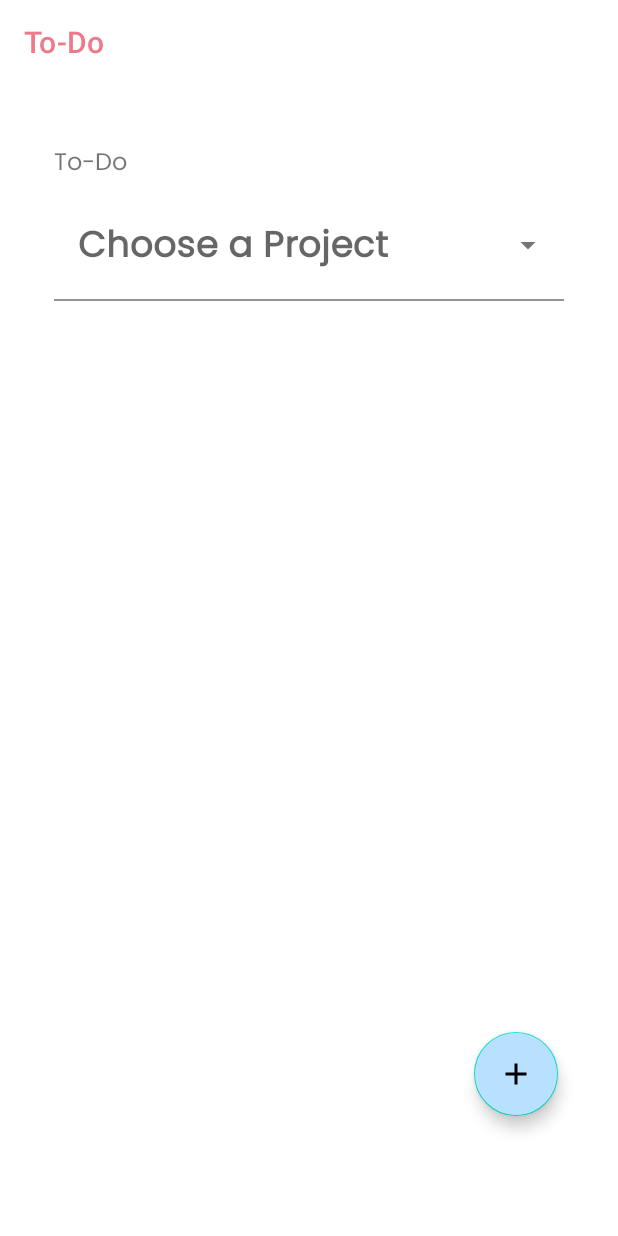
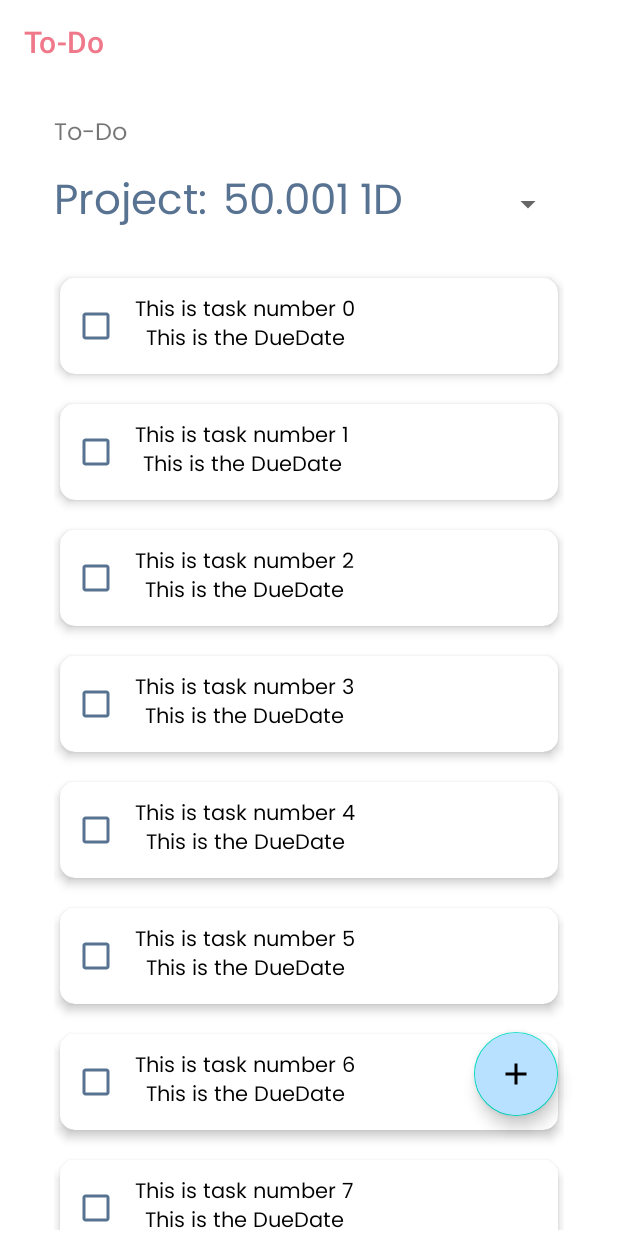
Before and after one commit to thespacemanatee/Beaver-App, an Android app: the fragment ToDoFragment placed in its activity, on a phone screen of 412 x 824 dp. Run offline under Robolectric (Android 15) with nearby library versions, the phone set to English and light mode, and no system bars; our stand-ins replace CircleImageView, Firebase (no records; nobody signed in at launch, a user with empty details on screens opened directly); libraries missing offline, so code that uses them is left out: com.ismaeldivita.chipnavigation, com.yarolegovich.slidingrootnav; Roboto replaces fonts that are not available here; 9 statements that could not run were skipped.

Commit message:
basic to do

```diff
--- /dev/null
+++ b/app/src/main/java/com/example/beever/feature/ToDoAdapter.java
@@ -0,0 +1,91 @@
+package com.example.beever.feature;
+
+import android.util.Log;
+import android.view.LayoutInflater;
+import android.view.View;
+import android.view.ViewGroup;
+import android.widget.CheckBox;
+
+import androidx.annotation.NonNull;
+import androidx.recyclerview.widget.RecyclerView;
+
+import com.example.beever.R;
+
+import java.util.ArrayList;
+
+public class ToDoAdapter extends RecyclerView.Adapter<ToDoAdapter.ViewHolder> {
+
+    public static final String TAG = "ToDoAdapter";
+
+    private ArrayList<String> toDoList;
+
+    /**
+     * Provides a reference to the type of views that you are using
+     */
+    public static class ViewHolder extends RecyclerView.ViewHolder {
+        private final CheckBox checkBox;
+
+        public ViewHolder(View view) {
+            super(view);
+
+            // define Click Listener for view
+            view.setOnClickListener(new View.OnClickListener() {
+                @Override
+                public void onClick(View v) {
+                    Log.d(TAG, getAdapterPosition() + " was clicked.");
+                }
+            });
+            checkBox = view.findViewById(R.id.toDoCheckbox);
+        }
+
+        public CheckBox getCheckBox() {
+            return checkBox;
+        }
+    }
+
+    /**
+     * Initialise the toDoList with strings from Firebase
+     * @param toDoList
+     */
+    public ToDoAdapter(ArrayList<String> toDoList) {
+        this.toDoList = toDoList;
+    }
+
+    /**
+     * Creates new views (invoked by layout manager)
+     * @param parent parent viewgroup
+     * @param viewType
+     * @return
+     */
+    @NonNull
+    @Override
+    public ViewHolder onCreateViewHolder(@NonNull ViewGroup parent, int viewType) {
+        // creates a new view of the list item
+        View view = LayoutInflater.from(parent.getContext())
+                .inflate(R.layout.fragment_to_do_task_, parent, false);
+
+        return new ViewHolder(view);
+    }
+
+    /**
+     * Replaces the contents of the view (invoked by layout manager)
+     * @param holder
+     * @param position
+     */
+    @Override
+    public void onBindViewHolder(@NonNull ViewHolder holder, int position) {
+        // get element from dataset at the specified position and replace
+        // the contents of the view with that element
+        Log.d(TAG, "To Do List " + position + " set.");
+        holder.getCheckBox().setText(toDoList.get(position));
+    }
+
+    /**
+     * Returns the size of the dataset (invoked by layout manager)
+     * @return
+     */
+    @Override
+    public int getItemCount() {
+        return toDoList.size();
+    }
+}
--- a/app/src/main/java/com/example/beever/feature/ToDoFragment.java
+++ b/app/src/main/java/com/example/beever/feature/ToDoFragment.java
@@ -1,141 +1,125 @@
 package com.example.beever.feature;
 
-import android.content.Context;
+import android.graphics.Color;
 import android.os.Bundle;
+import android.util.Log;
+import android.view.LayoutInflater;
+import android.view.View;
+import android.view.ViewGroup;
+import android.widget.AdapterView;
+import android.widget.ArrayAdapter;
+import android.widget.CursorAdapter;
+import android.widget.Spinner;
+import android.widget.TextView;
+import android.widget.Toast;
 
-import androidx.annotation.NonNull;
 import androidx.fragment.app.Fragment;
 import androidx.recyclerview.widget.LinearLayoutManager;
 import androidx.recyclerview.widget.RecyclerView;
 
-import android.view.LayoutInflater;
-import android.view.View;
-import android.view.ViewGroup;
-import android.widget.CheckBox;
-
 import com.example.beever.R;
 import com.example.beever.navigation.NavigationDrawer;
+import com.google.android.material.floatingactionbutton.FloatingActionButton;
 
-import java.util.Date;
-import java.util.List;
+import java.util.ArrayList;
 
-public class ToDoFragment extends Fragment {
+public class ToDoFragment extends Fragment implements AdapterView.OnItemSelectedListener{
 
-    private RecyclerView toDoRecyclerView;
-    private ToDoAdapter toDoAdapter;
+    public static final String TAG = "ToDoFragment";
+    public static final String SPINNER = "Spinner Set-Up Successfully";
+    public static final String RECYCLERVIEW = "RecyclerView Set-Up Successfully";
+    public static final String FAB = "FAB Set-Up Successfully";
 
-    private List<ToDoModel> toDoModelList;
-    ViewGroup root;
+    protected RecyclerView toDoRecyclerView;
+    protected RecyclerView.LayoutManager layoutManager;
+    protected ToDoAdapter toDoAdapter;
+    protected Spinner toDoSpinner;
+    protected FloatingActionButton toDoAddButton;
+    protected ArrayList<String> toDoList = new ArrayList<>();
+    protected ArrayList<String> projectList = new ArrayList<>();
+    protected int scrollPosition = 0;
 
     @Override
-    public View onCreateView(LayoutInflater inflater, ViewGroup container,
-                             Bundle savedInstanceState) {
-        // Inflate the layout for this fragment
-        root = (ViewGroup) inflater.inflate(R.layout.fragment_to_do, container, false);
+    public void onCreate(Bundle savedInstanceState) {
+        super.onCreate(savedInstanceState);
+
+        // initialise to-do and project list from firebase
+        initToDoList();
+        initProjectList();
+    }
+
+    /**
+     * initialise to do list with items (of type String) from firebase
+     */
+    private void initToDoList() {
+        // TODO: get to do list from firebase
+        for (int i = 0; i < 20; i++) {
+            toDoList.add("This is task number " + String.valueOf(i) + "\nThis is the DueDate");
+        }
+    }
+
+    /**
+     * initialise project list with items (of type String) from firebase
+     */
+    private void initProjectList() {
+        // TODO: get project list from firebase
+        projectList.add("50.001 1D");
+        projectList.add("50.002 1D");
+        projectList.add("50.004 2D");
+    }
+
+    @Override
+    public View onCreateView(LayoutInflater layoutInflater, ViewGroup viewGroup, Bundle savedInstanceState) {
+        View rootView = layoutInflater.inflate(R.layout.fragment_to_do, viewGroup, false);
+        rootView.setTag(TAG);
 
         ((NavigationDrawer)getActivity()).getSupportActionBar().setTitle("To-Do");
 
-        toDoRecyclerView = root.findViewById(R.id.toDoRecyclerView);
-        toDoRecyclerView.setLayoutManager(new LinearLayoutManager(root.getContext()));
-        toDoAdapter = new ToDoAdapter(root.getContext());
+        // setting Spinner to select Project
+        toDoSpinner = rootView.findViewById(R.id.toDoSpinner);
+        ArrayAdapter<String> adapter = new ArrayAdapter<>(getContext(), R.layout.spinner_item, projectList);
+        adapter.setDropDownViewResource(R.layout.spinner_dropdown);
+        toDoSpinner.setAdapter(adapter);
+        toDoSpinner.setOnItemSelectedListener(this);
+        Log.d(TAG, SPINNER);
+
+        toDoRecyclerView = rootView.findViewById(R.id.toDoRecyclerView);
+
+        // set Linear Layout for RecyclerView To Do List
+        layoutManager = new LinearLayoutManager(getActivity());
+        if (toDoRecyclerView.getLayoutManager() != null) {
+            scrollPosition = ((LinearLayoutManager) toDoRecyclerView.getLayoutManager()).findFirstCompletelyVisibleItemPosition();
+        }
+        toDoRecyclerView.setLayoutManager(layoutManager);
+        toDoRecyclerView.scrollToPosition(scrollPosition);
+
+        toDoAdapter = new ToDoAdapter(toDoList);
+        // set toDoAdapter for RecyclerView
         toDoRecyclerView.setAdapter(toDoAdapter);
+        Log.d(TAG, RECYCLERVIEW);
 
-        return root;
+        // set To Do Form for FloatingActionButton
+        toDoAddButton = rootView.findViewById(R.id.toDoAddButton);
+        toDoAddButton.setOnClickListener(new View.OnClickListener() {
+            @Override
+            public void onClick(View v) {
+                Toast.makeText(getContext(), "Add TO DO", Toast.LENGTH_SHORT).show();
+            }
+        });
+        Log.d(TAG, FAB);
+
+        return rootView;
     }
 
-    static class ToDoAdapter extends RecyclerView.ViewHolder {
-        private List<ToDoModel> toDoList;
-        private Context context;
+    @Override
+    public void onItemSelected(AdapterView<?> parent, View view, int position, long id) {
+        String spinnerItem = parent.getItemAtPosition(position).toString();
+        Toast.makeText(parent.getContext(), "Selected: " + spinnerItem, Toast.LENGTH_SHORT).show();
+        // TODO: get the to do list from firebase according to the project
+    }
 
-        public ToDoAdapter (Context context) {
-            this.context = context;
-        }
-
-        public ViewHolder onCreateViewHolder(ViewGroup parent, int viewType) {
-            View itemView = LayoutInflater.from(parent.getContext())
-                    .inflate(R.layout.fragment_to_do_task_, parent, false);
-
-            return new ViewHolder(itemView);
-        }
-
-        public void onBindViewHolder(ViewHolder holder, int position) {
-            ToDoModel item = toDoList.get(position);
-            holder.toDo.setText(item.getItemName());
-            holder.toDo.setChecked(toBoolean(item.getArchived()));
-        }
-
-        private boolean toBoolean(int n) {
-            return n != 0;
-        }
-
-        public int getItemCount() {
-            return toDoList.size();
-        }
-
-        public static class ViewHolder extends RecyclerView.ViewHolder {
-            CheckBox toDo;
-
-            ViewHolder(View view) {
-                super(view);
-                toDo = view.findViewById(R.id.toDoCheckbox);
-            }
-        }
+    @Override
+    public void onNothingSelected(AdapterView<?> parent) {
 
     }
-
-    class ToDoModel {
-        private int id, archived, overdue;
-        private String itemName, description;
-        private Date dueDate;
-        // TODO: 17/11/2020 assignedTo: user(obj)
-
-
-        public int getId() {
-            return id;
-        }
-
-        public void setId(int id) {
-            this.id = id;
-        }
-
-        public int getArchived() {
-            return archived;
-        }
-
-        public void setArchived(int archived) {
-            this.archived = archived;
-        }
-
-        public int getOverdue() {
-            return overdue;
-        }
-
-        public void setOverdue(int overdue) {
-            this.overdue = overdue;
-        }
-
-        public String getItemName() {
-            return itemName;
-        }
-
-        public void setItemName(String itemName) {
-            this.itemName = itemName;
-        }
-
-        public String getDescription() {
-            return description;
-        }
-
-        public void setDescription(String description) {
-            this.description = description;
-        }
-
-        public Date getDueDate() {
-            return dueDate;
-        }
-
-        public void setDueDate(Date dueDate) {
-            this.dueDate = dueDate;
-        }
-    }
 }
--- a/app/src/main/res/layout/fragment_to_do.xml
+++ b/app/src/main/res/layout/fragment_to_do.xml
@@ -13,46 +13,71 @@
         android:layout_width="wrap_content"
         android:layout_height="wrap_content"
         android:layout_marginStart="36dp"
-        android:layout_marginTop="40dp"
+        android:layout_marginTop="20dp"
         android:textSize="16sp"
         android:fontFamily="@font/poppins"
-        android:text="To-Do" />
+        android:text="@string/to_do" />
 
-    <com.google.android.material.textfield.TextInputLayout
-        android:id="@+id/toDoDropdownMenu"
+    <TextView
+        android:id="@+id/toDoProject"
+        android:layout_width="wrap_content"
+        android:layout_height="wrap_content"
+        android:textSize="28sp"
+        android:textColor="@color/beever_blue"
+        android:text="@string/project"
+        android:layout_below="@+id/toDoTextView"
+        android:fontFamily="@font/poppins"
+        android:layout_marginStart="36dp"
+        android:layout_marginEnd="5dp"
+        android:layout_marginTop="10dp" />
+
+    <Spinner
+        android:id="@+id/toDoSpinner"
         android:layout_width="match_parent"
         android:layout_height="wrap_content"
         android:layout_below="@id/toDoTextView"
-        style="@style/Widget.MaterialComponents.TextInputLayout.FilledBox.ExposedDropdownMenu"
-        android:layout_marginTop="4dp"
-        android:layout_marginStart="36dp"
-        android:layout_marginEnd="36dp">
-
-        <AutoCompleteTextView
-            android:id="@+id/toDoDropdownText"
-            android:layout_width="match_parent"
-            android:layout_height="wrap_content"
-            android:hint="Choose a Project"
-            android:textAlignment="textStart"
-            android:textColor="@color/beever_blue"
-            android:textStyle="bold"
-            android:textSize="24sp"
-            android:fontFamily="@font/poppins"
-            android:backgroundTint="@android:color/transparent" />
-    </com.google.android.material.textfield.TextInputLayout>
+        android:layout_toEndOf="@+id/toDoProject"
+        android:layout_marginTop="10dp"
+        android:layout_marginStart="5dp"
+        android:layout_marginEnd="36dp" />
 
     <androidx.recyclerview.widget.RecyclerView
         android:id="@+id/toDoRecyclerView"
         android:layout_width="match_parent"
         android:layout_height="wrap_content"
-        android:layout_below="@+id/toDoDropdownMenu"
+        android:layout_below="@+id/toDoSpinner"
         android:layout_marginStart="36dp"
+        android:layout_marginBottom="4dp"
         android:layout_marginTop="16dp"
         android:layout_marginEnd="36dp"
         android:nestedScrollingEnabled="true"
         app:layoutManager="androidx.recyclerview.widget.LinearLayoutManager" />
 
+    <TextView
+        android:layout_width="match_parent"
+        android:layout_height="wrap_content"
+        android:id="@+id/toDoArchived"
+        android:layout_below="@+id/toDoRecyclerView"
+        android:layout_marginLeft="36dp"
+        android:layout_marginRight="36dp"
+        android:layout_marginTop="32dp"
+        android:text="@string/archived"
+        android:textSize="24sp"
+        android:fontFamily="@font/poppins"
+        android:textColor="@color/beever_blue"/>
+
+    <androidx.recyclerview.widget.RecyclerView
+        android:layout_width="match_parent"
+        android:layout_height="wrap_content"
+        android:id="@+id/toDoArchivedRecyclerView"
+        android:layout_below="@id/toDoArchived"
+        android:layout_marginLeft="36dp"
+        android:layout_marginRight="36dp"
+        android:layout_marginTop="16dp"
+        android:layout_marginBottom="4dp"/>
+
     <com.google.android.material.floatingactionbutton.FloatingActionButton
+        android:id="@+id/toDoAddButton"
         android:layout_width="wrap_content"
         android:layout_height="wrap_content"
         android:layout_alignParentBottom="true"
@@ -60,6 +85,7 @@
         android:layout_marginEnd="40dp"
         android:layout_marginBottom="80dp"
         android:backgroundTint="@color/beever_light_blue"
-        android:src="@drawable/ic_baseline_add_40"/>
+        android:src="@drawable/ic_baseline_add_40"
+        android:contentDescription="@string/to_do" />
 
 </RelativeLayout>
--- a/app/src/main/res/layout/fragment_to_do_task_.xml
+++ b/app/src/main/res/layout/fragment_to_do_task_.xml
@@ -5,7 +5,7 @@
     android:layout_width="match_parent"
     app:cardElevation="4dp"
     app:cardCornerRadius="10dp"
-    android:layout_marginHorizontal="36dp"
+    android:layout_marginHorizontal="4dp"
     android:layout_marginVertical="10dp">
 
     <LinearLayout
@@ -18,9 +18,9 @@
             android:layout_width="wrap_content"
             android:layout_height="wrap_content"
             android:gravity="center"
-            android:paddingStart="16dp"
+            android:paddingStart="10dp"
             android:text="Hello World"
-            android:textSize="20sp"
+            android:textSize="14sp"
             android:fontFamily="@font/poppins"
             android:buttonTint="@color/beever_blue" />
 
--- /dev/null
+++ b/app/src/main/res/layout/spinner_dropdown.xml
@@ -0,0 +1,10 @@
+<?xml version="1.0" encoding="utf-8"?>
+<CheckedTextView xmlns:android="http://schemas.android.com/apk/res/android"
+    android:id="@android:id/text1"
+    style="?android:attr/spinnerDropDownItemStyle"
+    android:layout_width="match_parent"
+    android:layout_height="?android:attr/listPreferredItemHeight"
+    android:ellipsize="marquee"
+    android:textColor="@color/beever_dark_blue"
+    android:fontFamily="@font/poppins"
+    android:singleLine="true" />
--- /dev/null
+++ b/app/src/main/res/layout/spinner_item.xml
@@ -0,0 +1,7 @@
+<TextView xmlns:android="http://schemas.android.com/apk/res/android"
+    android:id="@android:id/text1"
+    android:layout_width="match_parent"
+    android:layout_height="wrap_content"
+    android:textSize="28sp"
+    android:textColor="@color/beever_blue"
+    android:fontFamily="@font/poppins"/>
--- a/app/src/main/res/values/strings.xml
+++ b/app/src/main/res/values/strings.xml
@@ -50,4 +50,7 @@
     <string name="group_fragment">Groups</string>
     <!-- TODO: Remove or change this placeholder text -->
     <string name="hello_blank_fragment">Hello blank fragment</string>
+    <string name="to_do">To-Do</string>
+    <string name="project">Project:</string>
+    <string name="archived">Archived</string>
 </resources>
```
